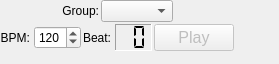
Zen-Master-SoSo/jack_midi_looper, file res/looper_widget.ui: the form before one commit.
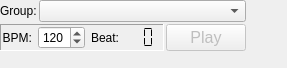
The form after the commit. Icons and pictures are not drawn.

Commit message: Create LooperButton for stying; layout changes; show time sig, beats on loop buttons

```diff
--- a/res/looper_widget.ui
+++ b/res/looper_widget.ui
@@ -6,8 +6,8 @@
    <rect>
     <x>0</x>
     <y>0</y>
-    <width>279</width>
-    <height>64</height>
+    <width>287</width>
+    <height>68</height>
    </rect>
   </property>
   <property name="windowTitle">
@@ -36,54 +36,53 @@
      </property>
      <item>
       <layout class="QHBoxLayout" name="lo_group">
-       <item>
-        <spacer name="hzspc0">
-         <property name="orientation">
-          <enum>Qt::Horizontal</enum>
-         </property>
-         <property name="sizeHint" stdset="0">
-          <size>
-           <width>40</width>
-           <height>20</height>
-          </size>
-         </property>
-        </spacer>
-       </item>
        <item>
         <widget class="QLabel" name="lbl1">
          <property name="text">
           <string>Group:</string>
          </property>
          <property name="alignment">
-          <set>Qt::AlignRight|Qt::AlignTrailing|Qt::AlignVCenter</set>
+          <set>Qt::AlignLeading|Qt::AlignLeft|Qt::AlignVCenter</set>
          </property>
         </widget>
        </item>
        <item>
-        <widget class="QComboBox" name="cmb_group"/>
-       </item>
-       <item>
-        <spacer name="hzspc1">
-         <property name="orientation">
-          <enum>Qt::Horizontal</enum>
+        <widget class="QComboBox" name="cmb_group">
+         <property name="sizePolicy">
+          <sizepolicy hsizetype="Expanding" vsizetype="Fixed">
+           <horstretch>0</horstretch>
+           <verstretch>0</verstretch>
+          </sizepolicy>
          </property>
-         <property name="sizeHint" stdset="0">
-          <size>
-           <width>40</width>
-           <height>20</height>
-          </size>
-         </property>
-        </spacer>
+        </widget>
        </item>
       </layout>
      </item>
      <item>
       <layout class="QHBoxLayout" name="lo_play">
        <item>
-        <layout class="QHBoxLayout" name="lo_bpm">
-         <property name="spacing">
-          <number>4</number>
+        <widget class="QFrame" name="frm_beats">
+         <property name="frameShape">
+          <enum>QFrame::Panel</enum>
          </property>
+         <property name="frameShadow">
+          <enum>QFrame::Sunken</enum>
+         </property>
+         <layout class="QHBoxLayout" name="horizontalLayout_3">
+          <property name="leftMargin">
+           <number>1</number>
+          </property>
+          <property name="topMargin">
+           <number>1</number>
+          </property>
+          <property name="rightMargin">
+           <number>1</number>
+          </property>
+          <property name="bottomMargin">
+           <number>1</number>
+          </property>
+          <item>
+           <layout class="QHBoxLayout" name="hzlo1">
          <item>
           <widget class="QLabel" name="lbl2">
            <property name="text">
@@ -110,10 +109,7 @@
         </layout>
        </item>
        <item>
-        <layout class="QHBoxLayout" name="lo_beat">
-         <property name="spacing">
-          <number>4</number>
-         </property>
+           <layout class="QHBoxLayout" name="hzlo2">
          <item>
           <widget class="QLabel" name="lbl3">
            <property name="text">
@@ -133,7 +129,7 @@
             </font>
            </property>
            <property name="frameShape">
-            <enum>QFrame::Panel</enum>
+               <enum>QFrame::NoFrame</enum>
            </property>
            <property name="frameShadow">
             <enum>QFrame::Sunken</enum>
@@ -147,6 +143,9 @@
           </widget>
          </item>
         </layout>
+          </item>
+         </layout>
+        </widget>
        </item>
        <item>
         <widget class="QPushButton" name="play_button">
```
Lines whose indentation alone changed are shown as unchanged. The commit also changes 1 other file.
